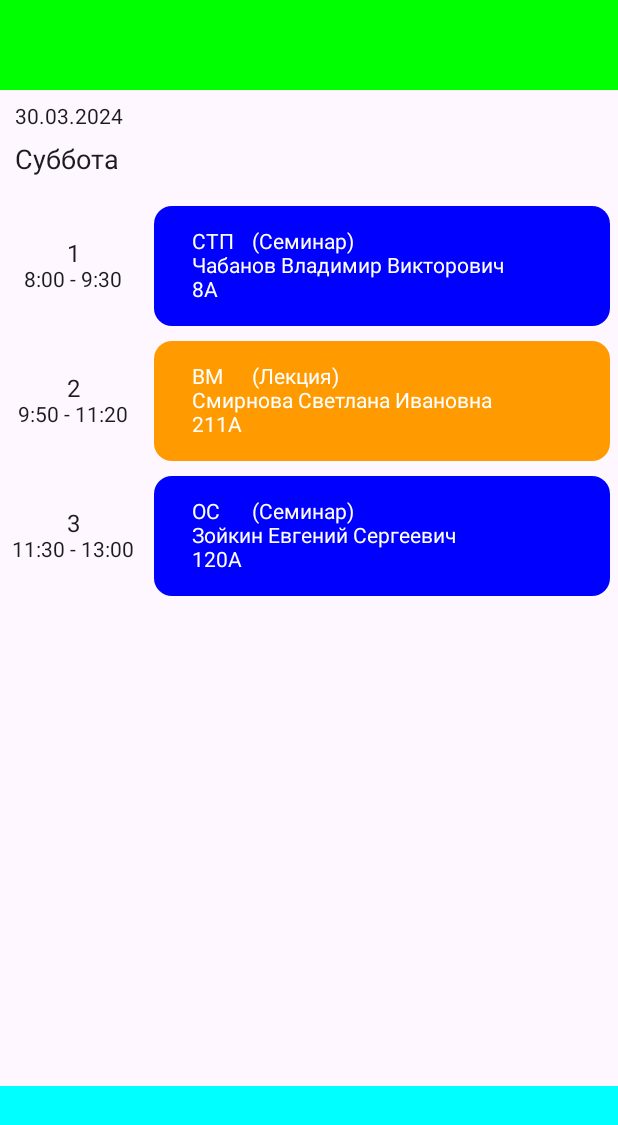
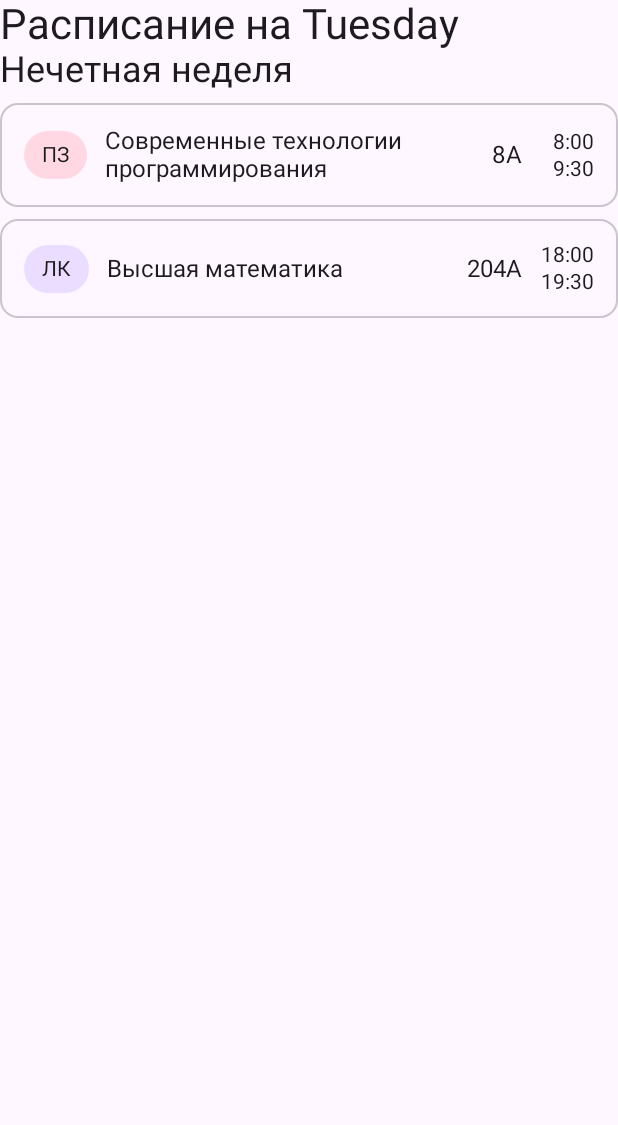
Before and after one commit to Aleksio02/CFUVScheduling, an Android app built with Jetpack Compose: the @Preview function TimetableScreenPreview, on a phone screen of 412 x 824 dp. Shown: the top 1125 px of the screen. Run offline under Robolectric (Android 15) with nearby library versions, the phone set to English and light mode, and no system bars.

Commit message:
android: Rework TimetableScreen
New nice design
DummyClassBom: Convert to dataclass

```diff
--- a/android/app/src/main/java/ru/cfuv/cfuvscheduling/api/DummyClassBom.kt
+++ b/android/app/src/main/java/ru/cfuv/cfuvscheduling/api/DummyClassBom.kt
@@ -2,13 +2,11 @@ package ru.cfuv.cfuvscheduling.api
 
 
 // TODO: aleksio: Заменить в будущем на что-то вменяемое (сделано для примера)
-class DummyClassBom {
-    lateinit var classCode: String
-    lateinit var className: String
-    lateinit var classType: String
-    lateinit var teacherContactName: String
-    lateinit var room: String
-    lateinit var classNumber: String
-    lateinit var startTime: String
-    lateinit var finishTime: String
-}
+data class DummyClassBom (
+    val className: String,
+    val isPractical: Boolean,
+    val teacherName: String,
+    val room: String,
+    val startTime: String,
+    val finishTime: String
+)
--- a/android/app/src/main/java/ru/cfuv/cfuvscheduling/composables/Timetable.kt
+++ b/android/app/src/main/java/ru/cfuv/cfuvscheduling/composables/Timetable.kt
@@ -1,235 +1,140 @@
 package ru.cfuv.cfuvscheduling.composables
 
+import androidx.compose.animation.AnimatedVisibility
 import androidx.compose.foundation.background
-import androidx.compose.foundation.layout.Arrangement
+import androidx.compose.foundation.layout.Box
 import androidx.compose.foundation.layout.Column
 import androidx.compose.foundation.layout.Row
-import androidx.compose.foundation.layout.Spacer
 import androidx.compose.foundation.layout.fillMaxSize
 import androidx.compose.foundation.layout.fillMaxWidth
-import androidx.compose.foundation.layout.height
 import androidx.compose.foundation.layout.padding
 import androidx.compose.foundation.layout.width
 import androidx.compose.foundation.shape.RoundedCornerShape
+import androidx.compose.material3.ExperimentalMaterial3Api
+import androidx.compose.material3.MaterialTheme
+import androidx.compose.material3.OutlinedCard
 import androidx.compose.material3.Surface
 import androidx.compose.material3.Text
 import androidx.compose.runtime.Composable
+import androidx.compose.runtime.getValue
+import androidx.compose.runtime.mutableStateOf
+import androidx.compose.runtime.saveable.rememberSaveable
+import androidx.compose.runtime.setValue
 import androidx.compose.ui.Alignment
 import androidx.compose.ui.Modifier
 import androidx.compose.ui.draw.clip
-import androidx.compose.ui.graphics.Color
-import androidx.compose.ui.text.style.TextAlign
+import androidx.compose.ui.res.stringResource
 import androidx.compose.ui.tooling.preview.Preview
-import androidx.compose.ui.unit.TextUnit
 import androidx.compose.ui.unit.dp
 import androidx.compose.ui.unit.sp
+import ru.cfuv.cfuvscheduling.R
 import ru.cfuv.cfuvscheduling.api.DummyClassBom
-import java.text.SimpleDateFormat
-import java.util.Date
-import java.util.Locale
+import java.time.LocalDate
+import java.time.format.DateTimeFormatter
 
 @Composable
-fun TimetableScreen(date: Date) {
-
-    Column(Modifier.fillMaxSize()) {
-        //        Типо верхнее меню
+fun TimetableScreen(date: LocalDate) {
     Column(
-            Modifier
-                .height(60.dp)
-                .fillMaxSize()
-                .background(Color.Green)
+        Modifier.fillMaxSize()
     ) {
-
-        }
-//        /////////////////
-
-        val dateInString = SimpleDateFormat("dd.MM.yyyy").format(date)
-
-        val weekDay = SimpleDateFormat("EEEE", Locale("ru")).format(date)
-
-        Column(Modifier.padding(10.dp)) {
         Text(
-                text = dateInString,
-                fontSize = 14.sp
+            text = stringResource(
+                id = R.string.timetableTitle,
+                date.format(DateTimeFormatter.ofPattern("EEEE"))
+            ),
+            fontSize = 28.sp
+        )
+        // TODO: Определять четность недели
+        Text(
+            text = stringResource(id = R.string.oddWeek),
+            fontSize = 24.sp,
+            modifier = Modifier.padding(bottom = 8.dp)
+        )
+        val classObj1 = DummyClassBom(
+            className = "Современные технологии программирования",
+            isPractical = true,
+            teacherName = "Чабанов Владимир Викторович",
+            room = "8А",
+            startTime = "8:00",
+            finishTime = "9:30"
         )
 
-            Spacer(Modifier.height(10.dp))
+        ClassCard(data = classObj1)
 
-            Text(
-                text = weekDay.capitalize(),
-                fontSize = 18.sp
+        val classObj2 = DummyClassBom(
+            className = "Высшая математика",
+            isPractical = false,
+            teacherName = "Смирнова Светлана Ивановна",
+            room = "204А",
+            startTime = "18:00",
+            finishTime = "19:30"
         )
-        }
 
-        Column(
-            Modifier
-                .weight(1f)
-        ) {
-
-            val classObj1 = DummyClassBom()
-            classObj1.classCode = "СТП"
-            classObj1.className = ""
-            classObj1.classType = "Семинар"
-            classObj1.teacherContactName = "Чабанов Владимир Викторович"
-            classObj1.room = "8А"
-            classObj1.classNumber = "1"
-            classObj1.startTime = "8:00"
-            classObj1.finishTime = "9:30"
-
-            val classObj2 = DummyClassBom()
-            classObj2.classCode = "ВМ"
-            classObj2.className = ""
-            classObj2.classType = "Лекция"
-            classObj2.teacherContactName = "Смирнова Светлана Ивановна"
-            classObj2.room = "211А"
-            classObj2.classNumber = "2"
-            classObj2.startTime = "9:50"
-            classObj2.finishTime = "11:20"
-
-            val classObj3 = DummyClassBom()
-            classObj3.classCode = "ОС"
-            classObj3.className = ""
-            classObj3.classType = "Семинар"
-            classObj3.teacherContactName = "Зойкин Евгений Сергеевич"
-            classObj3.room = "120А"
-            classObj3.classNumber = "3"
-            classObj3.startTime = "11:30"
-            classObj3.finishTime = "13:00"
-
-
-            Spacer(modifier = Modifier.height(10.dp))
-            ClassItem(classObj1)
-
-            Spacer(modifier = Modifier.height(10.dp))
-            ClassItem(classObj2)
-
-            Spacer(modifier = Modifier.height(10.dp))
-            ClassItem(classObj3)
-
-        }
-
-        //        Типо нижнее меню
-        Column(
-            Modifier
-                .height(100.dp)
-                .fillMaxSize()
-                .background(Color.Cyan)
-        ) {
-        }
-//        ///////////////////////////////////
+        ClassCard(data = classObj2)
     }
 }
 
+@OptIn(ExperimentalMaterial3Api::class)
 @Composable
-fun ClassNumberItem(
-    classNumber: String,
-    startTime: String,
-    finishTime: String,
-    modifier: Modifier,
-    classNumberFontSize: TextUnit,
-    classPeriodFontSize: TextUnit
+fun ClassCard(data: DummyClassBom) {
+    var cardExpanded by rememberSaveable { mutableStateOf(false) }
+    OutlinedCard(
+        onClick = { cardExpanded = !cardExpanded },
+        Modifier
+            .padding(bottom = 8.dp)
+            .fillMaxWidth()
     ) {
         Column(
-        modifier,
-        horizontalAlignment = Alignment.CenterHorizontally,
-        verticalArrangement = Arrangement.Center
+            modifier = Modifier.padding(16.dp)
+        ) {
+            Row(
+                verticalAlignment = Alignment.CenterVertically
+            ) {
+                Box(
+                    modifier = Modifier
+                        .clip(RoundedCornerShape(50))
+                        .background(
+                            if (data.isPractical) MaterialTheme.colorScheme.tertiaryContainer else
+                                MaterialTheme.colorScheme.primaryContainer
+                        )
                 ) {
                     Text(
-            text = classNumber,
-            fontSize = classNumberFontSize,
-            textAlign = TextAlign.Center
+                        text = stringResource(id = if (data.isPractical) R.string.classTypePractical else R.string.classTypeLecture),
+                        modifier = Modifier.padding(vertical = 8.dp, horizontal = 12.dp)
+                    )
+                }
+                Text(
+                    text = data.className,
+                    fontSize = 16.sp,
+                    modifier = Modifier
+                        .padding(horizontal = 12.dp)
+                        .weight(1f),
                 )
                 Text(
-            text = "$startTime - $finishTime",
-            fontSize = classPeriodFontSize,
-            textAlign = TextAlign.Center
+                    text = data.room,
+                    fontSize = 16.sp,
+                )
+                Column(
+                    horizontalAlignment = Alignment.End,
+                    modifier = Modifier
+                        .padding(start = 12.dp)
+                        .width(36.dp)
+                ) {
+                    Text(
+                        text = data.startTime,
+                        modifier = Modifier.padding(bottom = 2.dp)
+                    )
+                    Text(text = data.finishTime)
+                }
+            }
+            AnimatedVisibility(visible = cardExpanded) {
+                Text(
+                    text = data.teacherName,
+                    modifier = Modifier.padding(top = 8.dp)
                 )
             }
         }
-
-@Composable
-fun ClassInfoItem(classObj: DummyClassBom, modifier: Modifier) {
-    Column(
-        modifier,
-        verticalArrangement = Arrangement.Center
-    ) {
-        val textColor = Color.White
-        Row {
-            Text(
-                text = classObj.classCode,
-                fontSize = 14.sp,
-                lineHeight = 15.sp,
-                modifier = Modifier.width(40.dp),
-                color = textColor
-            )
-
-            Text(
-                text = "(${classObj.classType})",
-                fontSize = 14.sp,
-                lineHeight = 15.sp,
-                color = textColor
-            )
     }
-
-        Text(
-            text = classObj.teacherContactName,
-            fontSize = 14.sp,
-            lineHeight = 15.sp,
-            color = textColor
-        )
-
-        Text(
-            text = classObj.room,
-            fontSize = 14.sp,
-            lineHeight = 15.sp,
-            color = textColor
-        )
-
-    }
-
-}
-
-@Composable
-fun ClassItem(classObj: DummyClassBom) {
-
-    val itemHeight = 80.dp
-
-    Row(Modifier.padding(horizontal = 5.dp)) {
-        ClassNumberItem(
-            classObj.classNumber,
-            classObj.startTime,
-            classObj.finishTime,
-            Modifier
-                .fillMaxWidth()
-                .weight(1f)
-                .height(itemHeight)
-                .padding(vertical = 10.dp),
-            classNumberFontSize = 16.sp,
-            classPeriodFontSize = 14.sp
-        )
-
-
-        Spacer(modifier = Modifier.padding(5.dp))
-
-        // TODO: aleksio: подобрать цвета для каждого типа занятий и выразить их в виде констант
-        val color = when (classObj.classType) {
-            "Семинар" -> Color.Blue
-            "Лекция" -> Color(255, 155, 0)
-            else -> Color.Transparent
-        }
-
-        ClassInfoItem(
-            classObj,
-            Modifier
-                .clip(RoundedCornerShape(15))
-                .background(color)
-                .weight(3.5f)
-                .height(itemHeight)
-                .padding(vertical = 10.dp)
-                .padding(start = 25.dp)
-        )
-    }
-
 }
 
 @Preview(showBackground = true)
@@ -238,7 +143,6 @@ fun TimetableScreenPreview() {
     Surface(
         modifier = Modifier.fillMaxSize()
     ) {
-        TimetableScreen(Date(2024 - 1900, 2, 30))
+        TimetableScreen(LocalDate.now())
     }
-
 }
--- a/android/app/src/main/res/values/strings.xml
+++ b/android/app/src/main/res/values/strings.xml
@@ -15,4 +15,11 @@
     <string name="registerPasswordNoMatch">Пароли не совпадают!</string>
     <string name="registerButtonLabel">Зарегистрироваться</string>
 
+    <!-- Timetable -->
+    <string name="timetableTitle">Расписание на %1$s</string>
+    <string name="oddWeek">Нечетная неделя</string>
+    <string name="evenWeek">Четная неделя</string>
+    <string name="classTypeLecture">ЛК</string>
+    <string name="classTypePractical">ПЗ</string>
+
 </resources>
```
Lines whose indentation alone changed are shown as unchanged.
